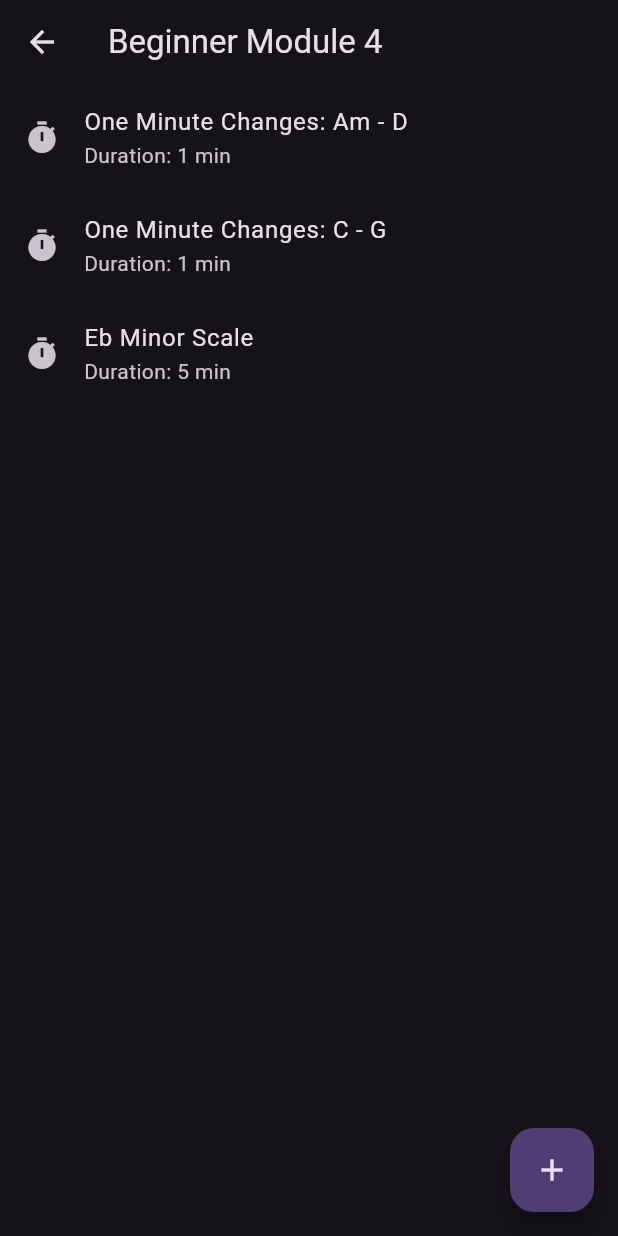
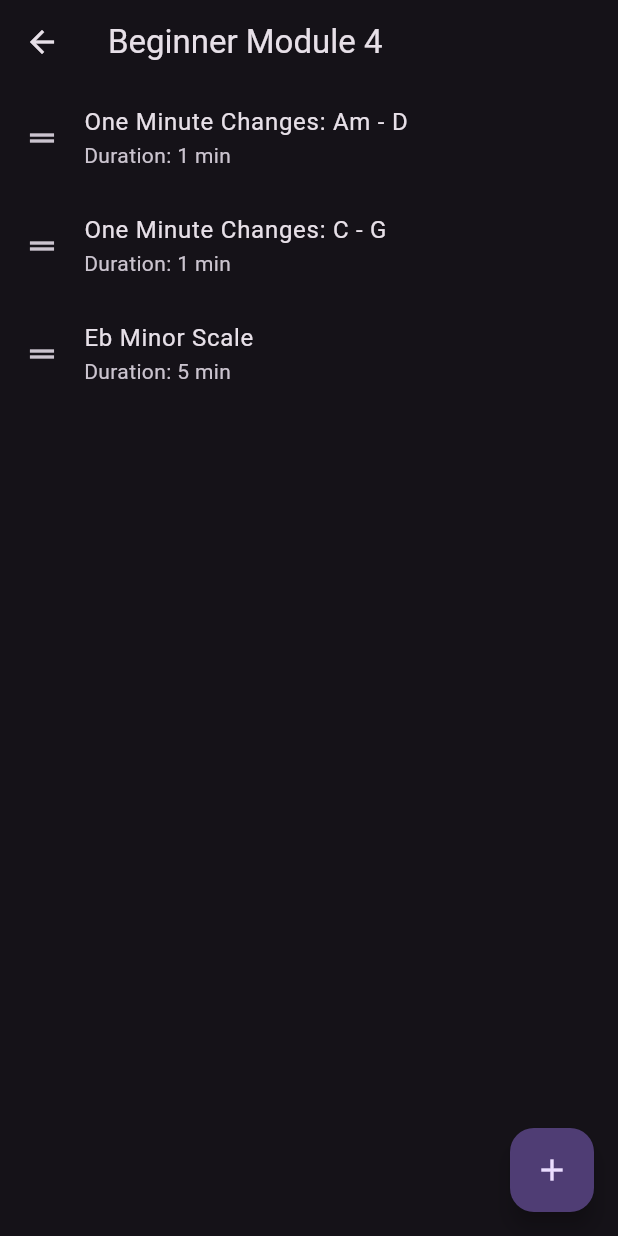
Before and after one commit to BBualdo/instrumental-practice-app, a Flutter app: the screen it shows after launch, after a tap on "Beginner Module 4", on a phone screen of 412 x 824 dp. Run offline on Flutter 3.47's test engine with Material 3 defaults, Android fonts, the phone set to English and light mode, and no system bars.

Commit message:
Made exercises reorderable in RoutineDetailsScreen and implemented reorder logic in PracticeProvider

```diff
--- a/lib/screens/routine_details_screen.dart
+++ b/lib/screens/routine_details_screen.dart
@@ -20,16 +20,20 @@ class RoutineDetailsScreen extends StatelessWidget {
       appBar: AppBar(title: Text(routine.title)),
       body: routine.exercises.isEmpty
           ? const Center(child: Text('No exercises yet. Add your first!'))
-          : ListView.builder(
+          : ReorderableListView.builder(
               itemCount: routine.exercises.length,
+              onReorderItem: (oldIndex, newIndex) {
+                provider.reorderExercises(routineId, oldIndex, newIndex);
+              },
               itemBuilder: (context, index) {
                 final exercise = routine.exercises[index];
 
                 return ListTile(
+                  key: ValueKey(exercise.id),
                   tileColor: exercise.isCompleted
                       ? Colors.green.withValues(alpha: 0.2)
                       : null,
-                  leading: const Icon(Icons.timer),
+                  leading: const Icon(Icons.drag_handle),
                   title: Text(exercise.title),
                   subtitle: Text('Duration: ${exercise.durationMinutes} min'),
                   onTap: () {
```
Also changed, not shown: lib/providers/practice_provider.dart (+10 -0 lines).
